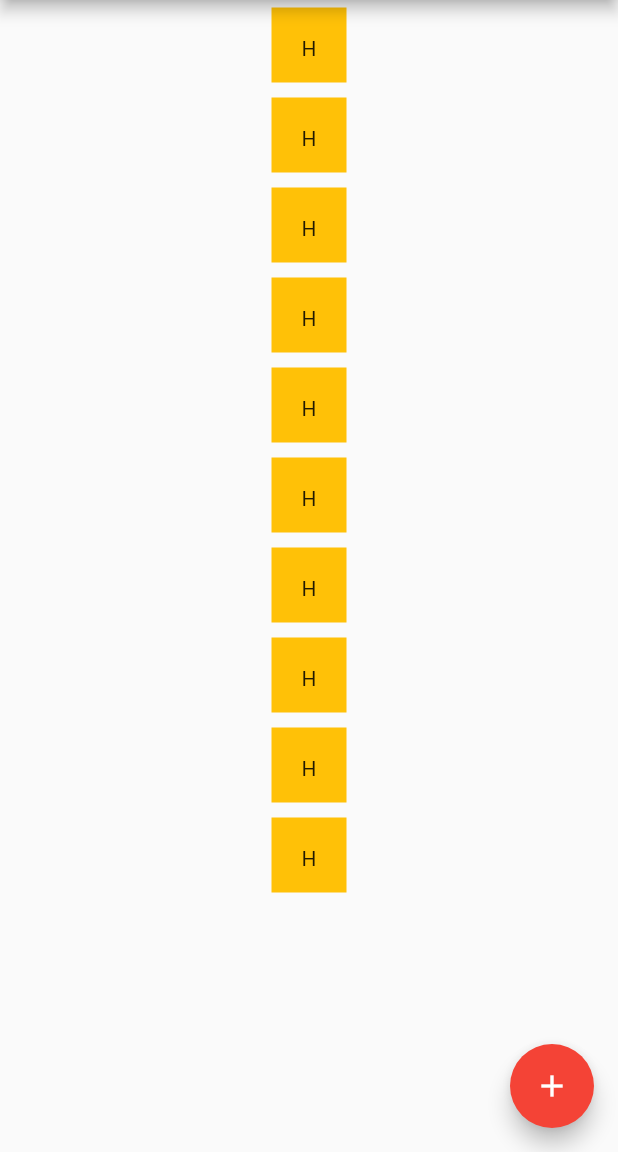
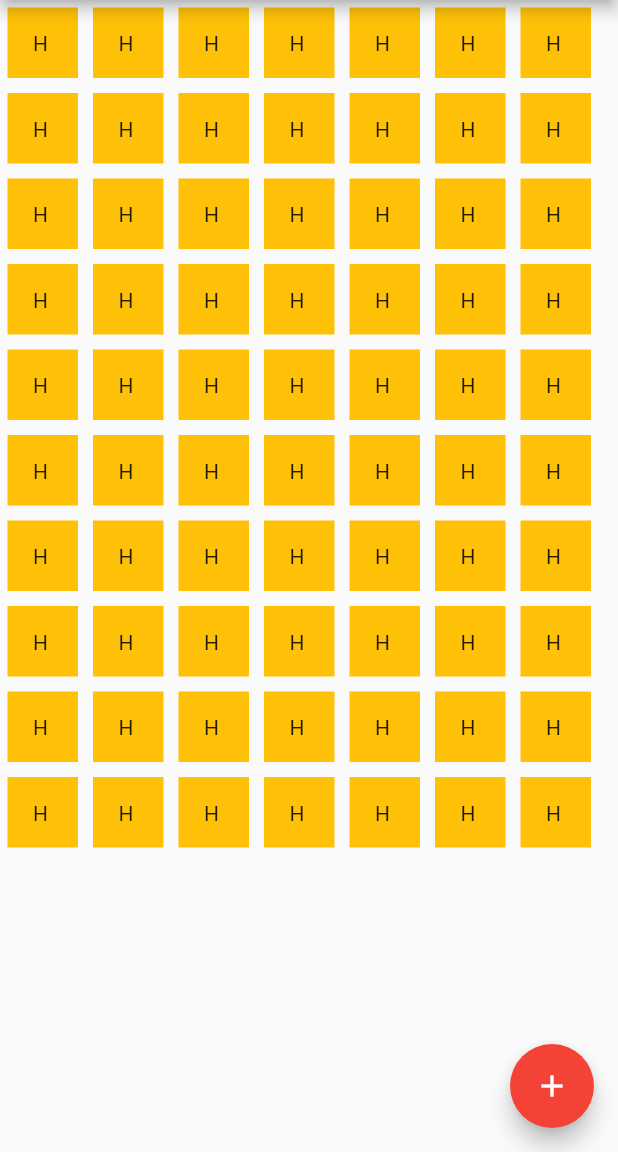
Before and after one commit to Tryliom/memory, a Flutter app: the screen it shows after launch, after a tap on the "add" icon, on a phone screen of 412 x 824 dp, the part 84-1236 px from its top. Run offline on Flutter 3.47's test engine with Material 2 defaults, Android fonts, the phone set to English and light mode, and no system bars.

Commit message:
Add columns and rows

```diff
--- a/lib/main.dart
+++ b/lib/main.dart
@@ -29,13 +29,13 @@ class Memory extends StatefulWidget {
 
 class _Memory extends State<Memory> {
   List<Card> _list = [];
-  List<GestureDetector> _listContainers = [];
+  List<Column> _listColumns = [];
   bool canPlay = true;
 
   List<Card> initCards() {
     List<Card> list = [];
 
-    for (int i = 1;i<=5;i++) {
+    for (int i = 1;i<=35;i++) {
       list.add(new Card(hidden: true, found: false, name: "$i"));
       list.add(new Card(hidden: true, found: false, name: "$i"));
     }
@@ -78,6 +78,7 @@ class _Memory extends State<Memory> {
 
   void updateDisplayCards() {
     List<GestureDetector> list = [];
+    List<Column> listColumns = [];
 
     for (Card card in this._list) {
       list.add(new GestureDetector(
@@ -91,19 +92,25 @@ class _Memory extends State<Memory> {
           },
           child: Center(
               child: new Container(
-                width: 50,
-                height: 50,
-                padding: const EdgeInsets.only(left: 20, top: 19),
+                width: 47,
+                height: 47,
+                padding: const EdgeInsets.only(left: 17, top: 16),
                 margin: const EdgeInsets.all(5),
                 child: Text(card.hidden && !card.found ? "H" : card.name),
                 color: card.found ? Colors.green : Colors.amber,
               )
           )
       ));
+
+      if (list.length % 10 == 0 && list.length != 0) {
+        listColumns.add(Column(children: List.from(list)));
+        list.clear();
+      }
+
     }
 
     setState(() {
-      this._listContainers = list;
+      this._listColumns = listColumns;
     });
   }
 
@@ -114,8 +121,8 @@ class _Memory extends State<Memory> {
         title: Text(widget.title),
       ),
       body: Center(
-        child: Column(
-          children: _listContainers,
+        child: Row(
+          children: this._listColumns,
         ),
       ),
       floatingActionButton: FloatingActionButton(
```
